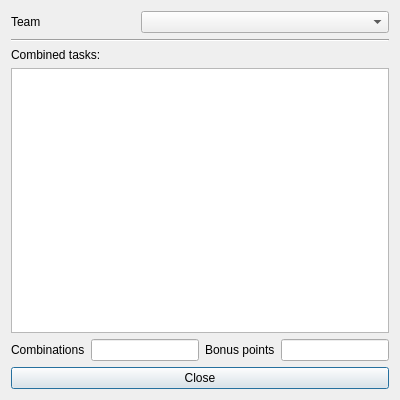
The window that gui_combos.ui (FrankMamuda/ketoevent) describes before a commit, drawn with Qt 5.
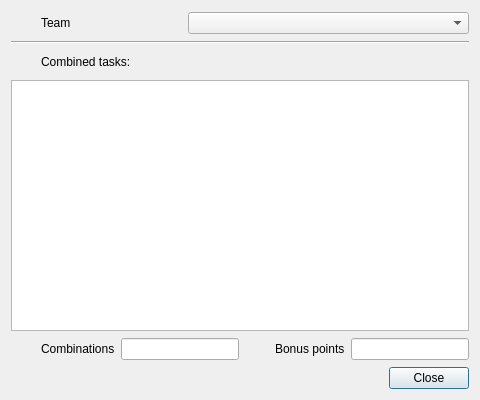
The same window after the commit. Icons and pictures are not drawn.

Patch:
```diff
--- a/gui_combos.ui
+++ b/gui_combos.ui
@@ -6,7 +6,7 @@
    <rect>
     <x>0</x>
     <y>0</y>
-    <width>400</width>
+    <width>480</width>
     <height>400</height>
    </rect>
   </property>
@@ -17,11 +17,63 @@
    <iconset resource="resources.qrc">
     <normaloff>:/icons/combos_dialog_16</normaloff>:/icons/combos_dialog_16</iconset>
   </property>
-  <layout class="QVBoxLayout" name="verticalLayout">
-   <item>
+  <layout class="QGridLayout" name="gridLayout">
+   <item row="1" column="1">
+    <widget class="QPushButton" name="buttonClose">
+     <property name="text">
+      <string>Close</string>
+     </property>
+     <property name="icon">
+      <iconset resource="resources.qrc">
+       <normaloff>:/icons/close.png</normaloff>:/icons/close.png</iconset>
+     </property>
+     <property name="default">
+      <bool>true</bool>
+     </property>
+    </widget>
+   </item>
+   <item row="1" column="0">
+    <spacer name="horizontalSpacer">
+     <property name="orientation">
+      <enum>Qt::Horizontal</enum>
+     </property>
+     <property name="sizeHint" stdset="0">
+      <size>
+       <width>40</width>
+       <height>20</height>
+      </size>
+     </property>
+    </spacer>
+   </item>
+   <item row="0" column="0" colspan="2">
     <layout class="QVBoxLayout" name="layoutCombos" stretch="0,0,0,1,0">
      <item>
-      <layout class="QHBoxLayout" name="teamLayout" stretch="1,2">
+      <layout class="QHBoxLayout" name="teamLayout" stretch="0,1,2">
+       <item>
+        <widget class="QLabel" name="iconTeam">
+         <property name="minimumSize">
+          <size>
+           <width>24</width>
+           <height>24</height>
+          </size>
+         </property>
+         <property name="maximumSize">
+          <size>
+           <width>24</width>
+           <height>24</height>
+          </size>
+         </property>
+         <property name="text">
+          <string/>
+         </property>
+         <property name="pixmap">
+          <pixmap resource="resources.qrc">:/icons/teams.png</pixmap>
+         </property>
+         <property name="scaledContents">
+          <bool>true</bool>
+         </property>
+        </widget>
+       </item>
        <item>
         <widget class="QLabel" name="labelTeam">
          <property name="text">
@@ -42,11 +94,40 @@
       </widget>
      </item>
      <item>
-      <widget class="QLabel" name="labelCombined">
-       <property name="text">
-        <string>Combined tasks:</string>
-       </property>
-      </widget>
+      <layout class="QHBoxLayout" name="lauoutComboTitle">
+       <item>
+        <widget class="QLabel" name="iconCombined">
+         <property name="minimumSize">
+          <size>
+           <width>24</width>
+           <height>24</height>
+          </size>
+         </property>
+         <property name="maximumSize">
+          <size>
+           <width>24</width>
+           <height>24</height>
+          </size>
+         </property>
+         <property name="text">
+          <string/>
+         </property>
+         <property name="pixmap">
+          <pixmap resource="resources.qrc">:/icons/tasks.png</pixmap>
+         </property>
+         <property name="scaledContents">
+          <bool>true</bool>
+         </property>
+        </widget>
+       </item>
+       <item>
+        <widget class="QLabel" name="labelCombined">
+         <property name="text">
+          <string>Combined tasks:</string>
+         </property>
+        </widget>
+       </item>
+      </layout>
      </item>
      <item>
       <widget class="QListView" name="listCombined"/>
@@ -54,51 +135,87 @@
      <item>
       <layout class="QGridLayout" name="statsLayout">
        <item row="0" column="1">
-        <widget class="QLineEdit" name="combos">
-         <property name="readOnly">
-          <bool>true</bool>
-         </property>
-        </widget>
-       </item>
-       <item row="0" column="0">
         <widget class="QLabel" name="labelCombos">
          <property name="text">
           <string>Combinations</string>
          </property>
         </widget>
        </item>
-       <item row="0" column="2">
+       <item row="0" column="4">
         <widget class="QLabel" name="labelPoints">
          <property name="text">
           <string>Bonus points</string>
          </property>
         </widget>
        </item>
-       <item row="0" column="3">
+       <item row="0" column="0">
+        <widget class="QLabel" name="iconCombos">
+         <property name="minimumSize">
+          <size>
+           <width>24</width>
+           <height>24</height>
+          </size>
+         </property>
+         <property name="maximumSize">
+          <size>
+           <width>24</width>
+           <height>24</height>
+          </size>
+         </property>
+         <property name="text">
+          <string/>
+         </property>
+         <property name="pixmap">
+          <pixmap resource="resources.qrc">:/icons/combos.png</pixmap>
+         </property>
+         <property name="scaledContents">
+          <bool>true</bool>
+         </property>
+        </widget>
+       </item>
+       <item row="0" column="2">
+        <widget class="QLineEdit" name="combos">
+         <property name="readOnly">
+          <bool>true</bool>
+         </property>
+        </widget>
+       </item>
+       <item row="0" column="5">
         <widget class="QLineEdit" name="points">
          <property name="readOnly">
           <bool>true</bool>
          </property>
         </widget>
        </item>
+       <item row="0" column="3">
+        <widget class="QLabel" name="labelBonus">
+         <property name="minimumSize">
+          <size>
+           <width>24</width>
+           <height>24</height>
+          </size>
+         </property>
+         <property name="maximumSize">
+          <size>
+           <width>24</width>
+           <height>24</height>
+          </size>
+         </property>
+         <property name="text">
+          <string/>
+         </property>
+         <property name="pixmap">
+          <pixmap resource="resources.qrc">:/icons/combo.png</pixmap>
+         </property>
+         <property name="scaledContents">
+          <bool>true</bool>
+         </property>
+        </widget>
+       </item>
       </layout>
      </item>
     </layout>
    </item>
-   <item>
-    <widget class="QPushButton" name="buttonClose">
-     <property name="text">
-      <string>Close</string>
-     </property>
-     <property name="icon">
-      <iconset resource="resources.qrc">
-       <normaloff>:/icons/close_16</normaloff>:/icons/close_16</iconset>
-     </property>
-     <property name="default">
-      <bool>true</bool>
-     </property>
-    </widget>
-   </item>
   </layout>
  </widget>
  <resources>
```
Left out of the diff: 2 changed lines with no effect on the pictures.
